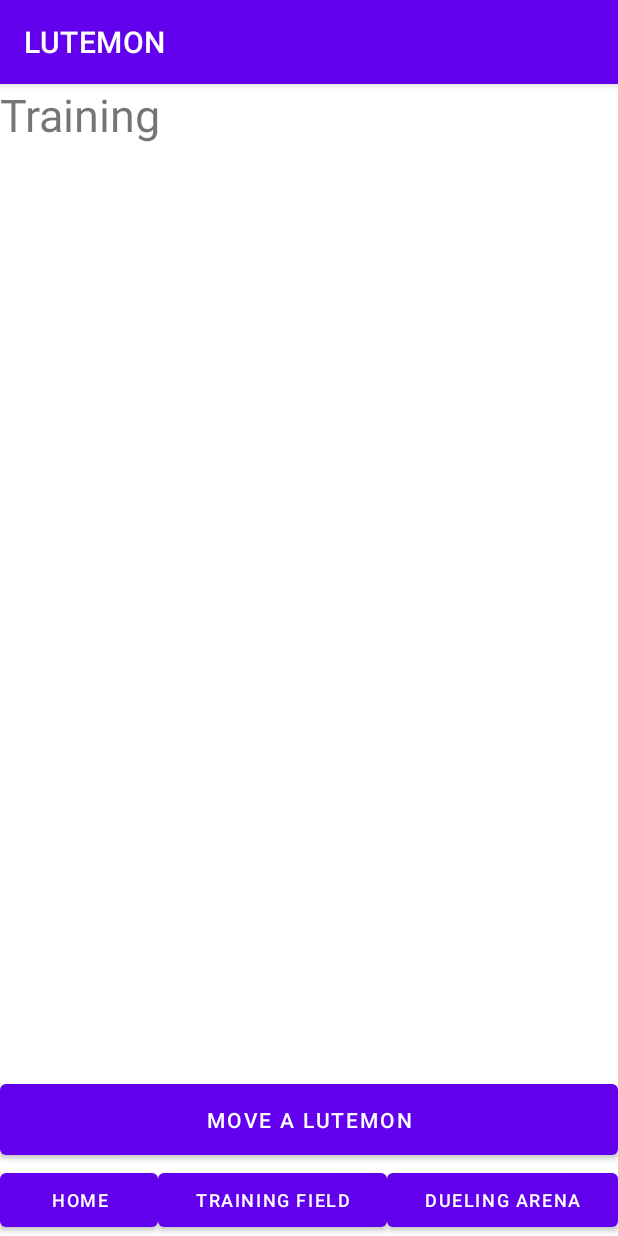
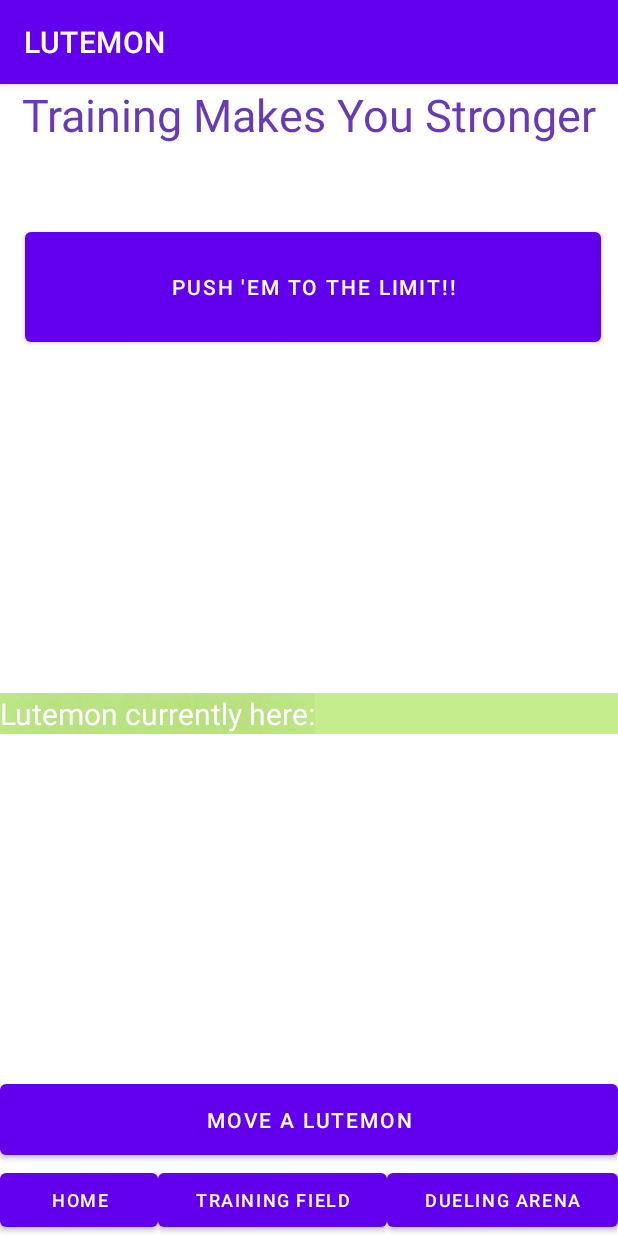
Before and after one commit to J40t/LUTEMON, an Android app: the screen it shows after launch (MainActivity), after a tap on "TRAINING FIELD", on a phone screen of 412 x 824 dp. Run offline under Robolectric (Android 15) with nearby library versions, the phone set to English and light mode, and no system bars; 2 other taps on this screen came first.

Commit message:
Training Field Appearance semi-done. RecyclerView func for it done?

```diff
--- a/app/src/main/java/org/cadenzu/lutemon/TrainingFragment.java
+++ b/app/src/main/java/org/cadenzu/lutemon/TrainingFragment.java
@@ -3,62 +3,30 @@ package org.cadenzu.lutemon;
 import android.os.Bundle;
 
 import androidx.fragment.app.Fragment;
+import androidx.recyclerview.widget.LinearLayoutManager;
+import androidx.recyclerview.widget.RecyclerView;
 
 import android.view.LayoutInflater;
 import android.view.View;
 import android.view.ViewGroup;
+import android.widget.Button;
 
-/**
- * A simple {@link Fragment} subclass.
- * Use the {@link TrainingFragment#newInstance} factory method to
- * create an instance of this fragment.
- */
 public class TrainingFragment extends Fragment {
 
-    // TODO: Rename parameter arguments, choose names that match
-    // the fragment initialization parameters, e.g. ARG_ITEM_NUMBER
-    private static final String ARG_PARAM1 = "param1";
-    private static final String ARG_PARAM2 = "param2";
+    private Button btnTrainEm;
+    private RecyclerView rvLutemons;
 
-    // TODO: Rename and change types of parameters
-    private String mParam1;
-    private String mParam2;
-
-    public TrainingFragment() {
-        // Required empty public constructor
-    }
-
-    /**
-     * Use this factory method to create a new instance of
-     * this fragment using the provided parameters.
-     *
-     * @param param1 Parameter 1.
-     * @param param2 Parameter 2.
-     * @return A new instance of fragment TrainingFragment.
-     */
-    // TODO: Rename and change types and number of parameters
-    public static TrainingFragment newInstance(String param1, String param2) {
-        TrainingFragment fragment = new TrainingFragment();
-        Bundle args = new Bundle();
-        args.putString(ARG_PARAM1, param1);
-        args.putString(ARG_PARAM2, param2);
-        fragment.setArguments(args);
-        return fragment;
-    }
-
-    @Override
-    public void onCreate(Bundle savedInstanceState) {
-        super.onCreate(savedInstanceState);
-        if (getArguments() != null) {
-            mParam1 = getArguments().getString(ARG_PARAM1);
-            mParam2 = getArguments().getString(ARG_PARAM2);
-        }
-    }
 
     @Override
     public View onCreateView(LayoutInflater inflater, ViewGroup container,
                              Bundle savedInstanceState) {
-        // Inflate the layout for this fragment
-        return inflater.inflate(R.layout.fragment_training, container, false);
+        View view = inflater.inflate(R.layout.fragment_training, container, false);
+        btnTrainEm = view.findViewById(R.id.btnTrainEm);
+        rvLutemons = view.findViewById(R.id.rvLutemons);
+        rvLutemons.setLayoutManager(new LinearLayoutManager(getActivity()));
+        rvLutemons.setAdapter(new LutemonViewAdapter(getActivity(), TrainField.getInstance().getLutemons()));
+
+
+        return view;
     }
 }
--- a/app/src/main/res/layout/fragment_training.xml
+++ b/app/src/main/res/layout/fragment_training.xml
@@ -1,16 +1,72 @@
 <?xml version="1.0" encoding="utf-8"?>
 <FrameLayout xmlns:android="http://schemas.android.com/apk/res/android"
+    xmlns:app="http://schemas.android.com/apk/res-auto"
     xmlns:tools="http://schemas.android.com/tools"
     android:layout_width="match_parent"
     android:layout_height="match_parent"
     tools:context=".TrainingFragment">
 
-    <!-- TODO: Update blank fragment layout -->
-    <TextView
-        android:id="@+id/txtTrainingTitle"
+    <androidx.constraintlayout.widget.ConstraintLayout
         android:layout_width="match_parent"
-        android:layout_height="match_parent"
-        android:text="Training"
-        android:textSize="30dp" />
+        android:layout_height="match_parent">
 
+        <TextView
+            android:id="@+id/textView4"
+            android:layout_width="wrap_content"
+            android:layout_height="wrap_content"
+            android:text="Training Makes You Stronger"
+            android:textColor="#673AB7"
+            android:textSize="30sp"
+            app:layout_constraintEnd_toEndOf="parent"
+            app:layout_constraintStart_toStartOf="parent"
+            app:layout_constraintTop_toTopOf="parent" />
+
+        <Button
+            android:id="@+id/btnTrainEm"
+            android:layout_width="384dp"
+            android:layout_height="85dp"
+            android:layout_marginTop="52dp"
+            android:text="PUSH 'EM TO THE LIMIT!!"
+            app:layout_constraintEnd_toEndOf="parent"
+            app:layout_constraintHorizontal_bias="0.592"
+            app:layout_constraintStart_toStartOf="parent"
+            app:layout_constraintTop_toBottomOf="@+id/textView4" />
+
+        <androidx.constraintlayout.widget.ConstraintLayout
+            android:layout_width="0dp"
+            android:layout_height="wrap_content"
+            android:background="#c5ed8d"
+            android:orientation="vertical"
+            app:layout_constraintBottom_toBottomOf="parent"
+            app:layout_constraintEnd_toEndOf="parent"
+            app:layout_constraintStart_toStartOf="parent"
+            app:layout_constraintTop_toBottomOf="@+id/btnTrainEm">
+
+            <LinearLayout
+                android:layout_width="match_parent"
+                android:layout_height="match_parent"
+                android:orientation="vertical"
+                app:layout_constraintBottom_toBottomOf="parent">
+
+                <TextView
+                    android:id="@+id/textView2"
+                    android:layout_width="wrap_content"
+                    android:layout_height="wrap_content"
+                    android:shadowColor="#657A47"
+                    android:shadowRadius="50"
+                    android:text="Lutemon currently here:"
+                    android:textColor="#FFFFFF"
+                    android:textSize="20dp" />
+
+                <androidx.recyclerview.widget.RecyclerView
+                    android:id="@+id/rvLutemons"
+                    android:layout_width="match_parent"
+                    android:layout_height="wrap_content">
+
+                </androidx.recyclerview.widget.RecyclerView>
+
+            </LinearLayout>
+
+        </androidx.constraintlayout.widget.ConstraintLayout>
+    </androidx.constraintlayout.widget.ConstraintLayout>
 </FrameLayout>
```
